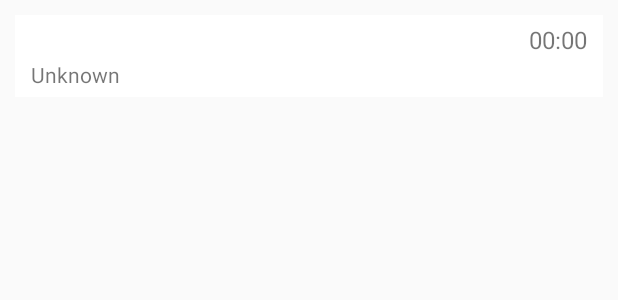
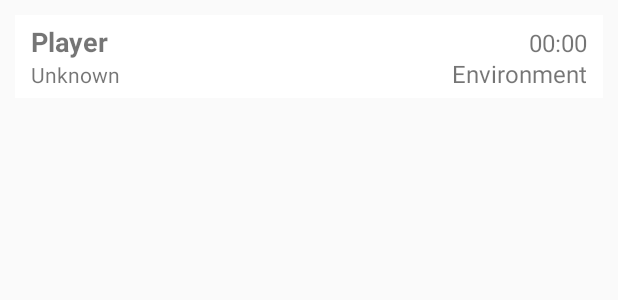
Before and after one commit to wthieme/Yavalath, an Android app: the layout player_list_layout.xml on its own in the app's theme, with its tools: preview values and no code run, on a phone screen of 412 x 824 dp. Shown: the top 300 px of the screen. Run offline under Robolectric (Android 15) with nearby library versions, the phone set to English and light mode, and no system bars.

Commit message:
Paar kleine compat probleempjes met de Ios versie opgelost Platform (android, ios) in playerlist

```diff
--- a/app/src/main/java/nl/whitedove/yavalath/FontManager.kt
+++ b/app/src/main/java/nl/whitedove/yavalath/FontManager.kt
@@ -12,6 +12,7 @@ import android.widget.TextView
 
 internal object FontManager {
     val FONTAWESOME_SOLID = "fa-solid-900.ttf"
+    val FONTAWESOME_BRANDS = "fa-brands-400.ttf"
 
     fun GetTypeface(context: Context, font: String): Typeface {
         return Typeface.createFromAsset(context.assets, font)
--- a/app/src/main/java/nl/whitedove/yavalath/PlayerInfo.kt
+++ b/app/src/main/java/nl/whitedove/yavalath/PlayerInfo.kt
@@ -2,12 +2,14 @@ package nl.whitedove.yavalath
 
 import org.joda.time.DateTime
 
-internal class PlayerInfo(name: String, fcmToken: String, country: String, lastActive : DateTime) {
+internal class PlayerInfo(name: String, fcmToken: String, country: String, lastActive : DateTime, device: String, platform: String) {
     var lastActive: DateTime
     var playerState: PlayerState
     var name: String
     var fcmToken: String
     var country: String
+    var device: String
+    var platform: String
 
     init {
         this.lastActive = lastActive
@@ -15,5 +17,7 @@ internal class PlayerInfo(name: String, fcmToken: String, country: String, lastA
         this.name = name
         this.fcmToken = fcmToken
         this.country = country
+        this.device = device
+        this.platform = platform
     }
 }
--- a/app/src/main/res/layout/player_list_layout.xml
+++ b/app/src/main/res/layout/player_list_layout.xml
@@ -1,4 +1,4 @@
-<LinearLayout xmlns:android="http://schemas.android.com/apk/res/android"
+<RelativeLayout xmlns:android="http://schemas.android.com/apk/res/android"
     android:layout_width="fill_parent"
     android:layout_height="wrap_content"
     android:orientation="vertical"
@@ -18,6 +18,7 @@
             android:layout_height="wrap_content"
             android:layout_alignParentStart="true"
             android:layout_marginStart="5dp"
+            android:text="@string/Player"
             android:textStyle="bold"
             android:textSize="18sp" />
 
@@ -25,6 +26,7 @@
             android:id="@+id/tvLastActive"
             android:layout_width="wrap_content"
             android:layout_height="wrap_content"
+            android:layout_alignBaseline="@+id/tvPlayerName"
             android:layout_marginEnd="5dp"
             android:layout_alignParentEnd="true"
             android:text="@string/active_time"
@@ -38,6 +40,17 @@
             android:layout_marginStart="5dp"
             android:text="@string/CountryUnknown"
             android:textSize="14sp" />
+
+        <TextView
+            android:id="@+id/tvEnvironment"
+            android:layout_width="wrap_content"
+            android:layout_height="wrap_content"
+            android:layout_marginEnd="5dp"
+            android:layout_alignParentEnd="true"
+            android:layout_alignBaseline="@+id/tvCountry"
+            android:text="@string/Environment"
+            android:textSize="16sp" />
+
     </RelativeLayout>
 
-</LinearLayout>
+</RelativeLayout>
--- a/app/src/main/res/values/strings.xml
+++ b/app/src/main/res/values/strings.xml
@@ -16,12 +16,14 @@
     <string name="fa_bars">&#xf0c9;</string>
     <string name="fa_sync">&#xf021;</string>
     <string name="fa_arrow_left">&#xf060;</string>
-    <string name="fa_apple">&#xf5d1;</string>
     <string name="fa_acorn">&#xf6ae;</string>
     <string name="fa_smile">&#xf118;</string>
     <string name="fa_heart">&#xf004;</string>
     <string name="fa_star">&#xf005;</string>
     <string name="fa_share_square">&#xf14d;</string>
+    <string name="fa_os_android">&#xf17b;</string>
+    <string name="fa_os_ios">&#xf179;</string>
+    <string name="fa_os_unknown">&#xf059;</string>
     <string name="CountryUnknown">Unknown</string>
     <string name="NameMustNotBeEmpty">Name must not be empty</string>
     <string name="back">Back</string>
@@ -73,5 +75,8 @@
     <string name="no">N</string>
     <string name="yes">Y</string>
     <string name="draw">It\'s a draw!</string>
+    <string name="Environment">Environment</string>
+    <string name="Device">Device</string>
+    <string name="Player">Player</string>
 
 </resources>
```
Also changed, not shown: app/src/main/java/nl/whitedove/yavalath/CustomListAdapterPlayers.kt (+28 -2 lines), app/src/main/java/nl/whitedove/yavalath/Database.kt (+18 -5 lines), app/src/main/java/nl/whitedove/yavalath/FcmReceiver.kt (+8 -4 lines), app/src/main/java/nl/whitedove/yavalath/FcmSender.kt (+12 -9 lines), app/src/main/java/nl/whitedove/yavalath/PlayerListActivity.kt (+5 -4 lines), app/src/main/assets/fa-brands-400.ttf (added).
